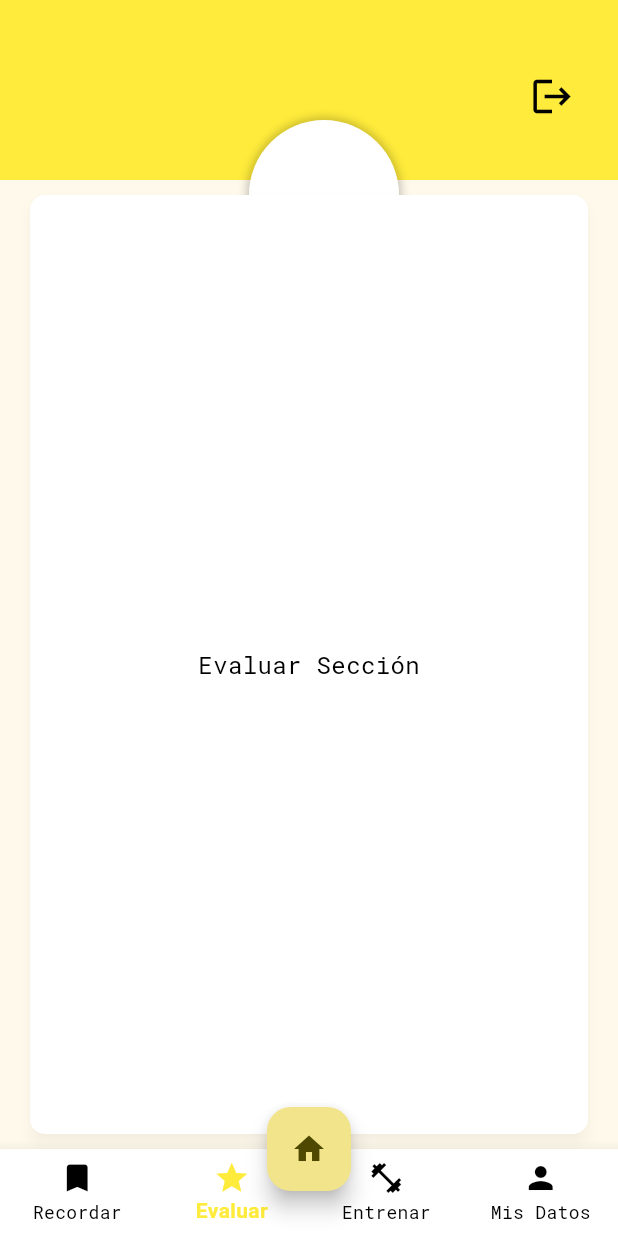
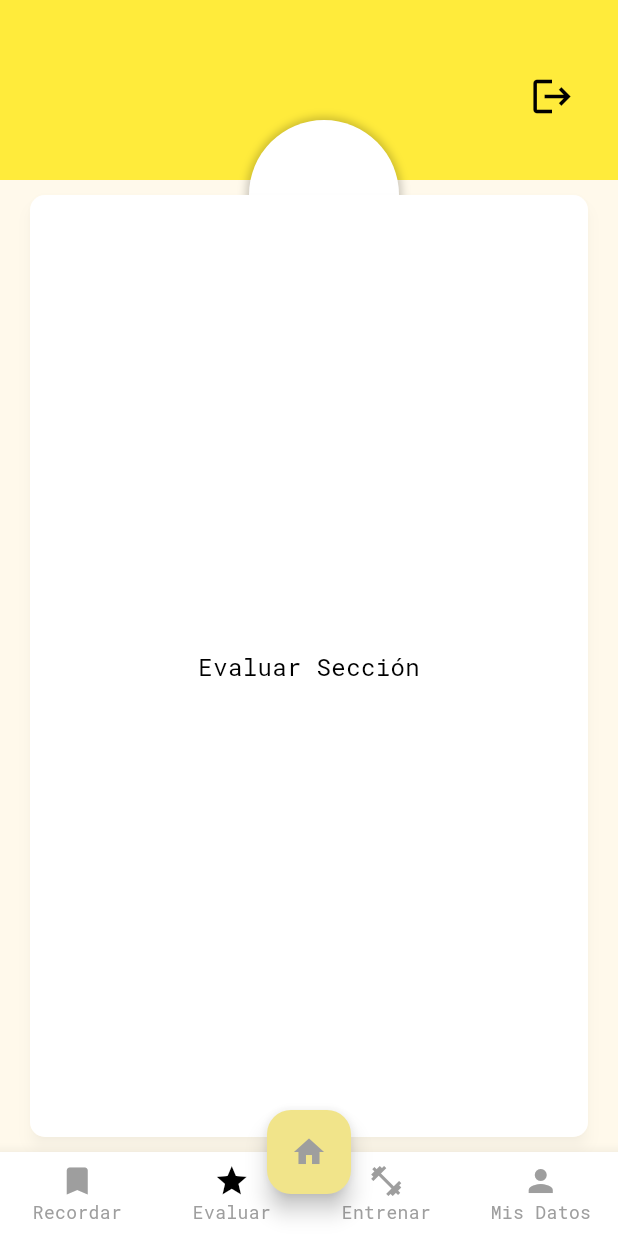
Before and after one commit to NeuroLab-UChile/caidas-legacy, a Flutter app: the DashboardScreen screen opened by its route, item 2 of the bottom bar chosen, on a phone screen of 412 x 824 dp. Run offline on Flutter 3.47's test engine with Material 3 defaults, Android fonts, the phone set to English and light mode, and no system bars; our stand-ins replace flutter_secure_storage, google_fonts; accounts and stored records are empty; network calls fail.

Commit message:
some dashboard changes

```diff
--- a/frontend/lib/views/dashboard_screen.dart
+++ b/frontend/lib/views/dashboard_screen.dart
@@ -57,6 +57,9 @@ class MyDataSection extends StatelessWidget {
 class _DashboardScreenState extends State<DashboardScreen> {
   int _selectedIndex = 0;
   bool _isHomeSelected = false; // Estado adicional para la casita
+
+  List<Color> _iconColors = List.generate(5, (index) => Colors.grey);
+
   final AuthService _authService = AuthService();
 
   final List<Widget> _widgetOptions = <Widget>[
@@ -70,8 +73,12 @@ class _DashboardScreenState extends State<DashboardScreen> {
   void _onItemTapped(int index) {
     setState(() {
       _selectedIndex = index;
-      _isHomeSelected =
-          false; // Cuando se selecciona un ítem, desactiva la casita
+      _isHomeSelected = false;
+
+      // Actualizar colores: blanco si está seleccionado, gris si no
+      for (int i = 0; i < _iconColors.length; i++) {
+        _iconColors[i] = i == index + 1 ? Colors.black : Colors.grey;
+      }
     });
   }
 
@@ -86,8 +93,10 @@ class _DashboardScreenState extends State<DashboardScreen> {
 
   void _onFabPressed() {
     setState(() {
-      _isHomeSelected =
-          true; // Cambia al estado de la casita sin modificar el índice
+      _isHomeSelected = true;
+
+      _iconColors =
+          List.generate(5, (index) => index == 0 ? Colors.grey : Colors.grey);
     });
   }
 
@@ -160,21 +169,36 @@ class _DashboardScreenState extends State<DashboardScreen> {
       bottomNavigationBar: BottomNavigationBar(
         currentIndex: _selectedIndex,
         onTap: _onItemTapped,
-        items: const <BottomNavigationBarItem>[
+        selectedItemColor:
+            Colors.grey, // Esto colorea el texto del ítem seleccionado
+        unselectedItemColor:
+            Colors.grey, // Esto colorea el texto del ítem no seleccionado
+        selectedLabelStyle: TextStyle(
+          fontWeight:
+              FontWeight.normal, // Texto en negrita cuando está seleccionado
+          fontSize: 12, // Tamaño de fuente para el texto seleccionado
+        ),
+        unselectedLabelStyle: TextStyle(
+          fontWeight:
+              FontWeight.normal, // Texto normal cuando no está seleccionado
+          fontSize: 12, // Tamaño de fuente para el texto no seleccionado
+        ),
+
+        items: <BottomNavigationBarItem>[
           BottomNavigationBarItem(
-            icon: Icon(Icons.bookmark),
+            icon: Icon(Icons.bookmark, color: _iconColors[1]),
             label: 'Recordar',
           ),
           BottomNavigationBarItem(
-            icon: Icon(Icons.star),
+            icon: Icon(Icons.star, color: _iconColors[2]),
             label: 'Evaluar',
           ),
           BottomNavigationBarItem(
-            icon: Icon(Icons.fitness_center),
+            icon: Icon(Icons.fitness_center, color: _iconColors[3]),
             label: 'Entrenar',
           ),
           BottomNavigationBarItem(
-            icon: Icon(Icons.person),
+            icon: Icon(Icons.person, color: _iconColors[4]),
             label: 'Mis Datos',
           ),
         ],
@@ -182,7 +206,8 @@ class _DashboardScreenState extends State<DashboardScreen> {
       ),
       floatingActionButton: FloatingActionButton(
         onPressed: _onFabPressed,
-        child: Icon(Icons.home),
+        child: Icon(Icons.home,
+            color: _isHomeSelected ? Colors.black : Colors.grey),
       ),
       floatingActionButtonLocation: FloatingActionButtonLocation.centerDocked,
     );
```
